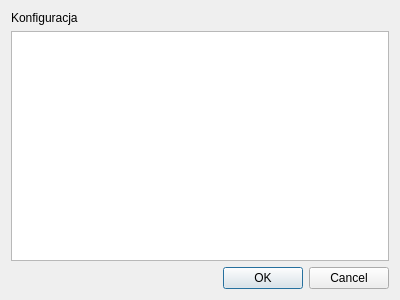
Before: the Qt Designer form ui/variables.ui in sealcode/gpandoc, drawn with Qt 5.
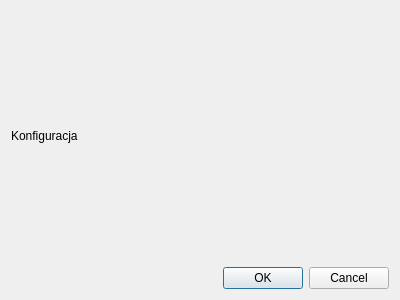
After: the same form once the commit is applied.

Commit message: Add function for  genereate ui for lists - not done

```diff
--- a/ui/variables.ui
+++ b/ui/variables.ui
@@ -13,19 +13,21 @@
   <property name="windowTitle">
    <string>Dialog</string>
   </property>
-  <layout class="QGridLayout" name="gridLayout">
-   <item row="0" column="0">
+  <layout class="QVBoxLayout" name="verticalLayout_2">
+   <item>
+    <layout class="QVBoxLayout" name="vertical_layout">
+     <item>
     <widget class="QLabel" name="label">
      <property name="text">
       <string>Konfiguracja </string>
      </property>
     </widget>
    </item>
-   <item row="1" column="0">
-    <widget class="QTableWidget" name="tableWidget"/>
-   </item>
-   <item row="2" column="0">
-    <widget class="QDialogButtonBox" name="buttonBox">
+     <item>
+      <layout class="QFormLayout" name="form_layout"/>
+     </item>
+     <item>
+      <widget class="QDialogButtonBox" name="button_box">
      <property name="orientation">
       <enum>Qt::Horizontal</enum>
      </property>
@@ -35,6 +37,8 @@
     </widget>
    </item>
   </layout>
+   </item>
+  </layout>
  </widget>
  <resources/>
  <connections>
```
Left out of the diff: 4 changed lines with no effect on the pictures. Lines whose indentation alone changed are shown as unchanged. The commit also changes 3 other files.
